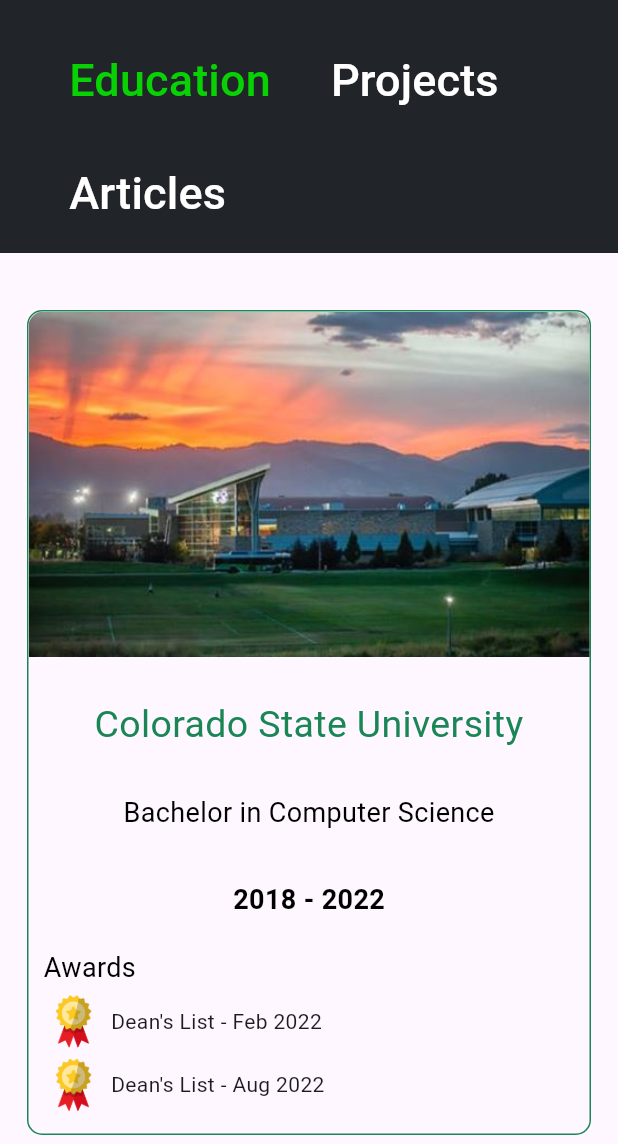
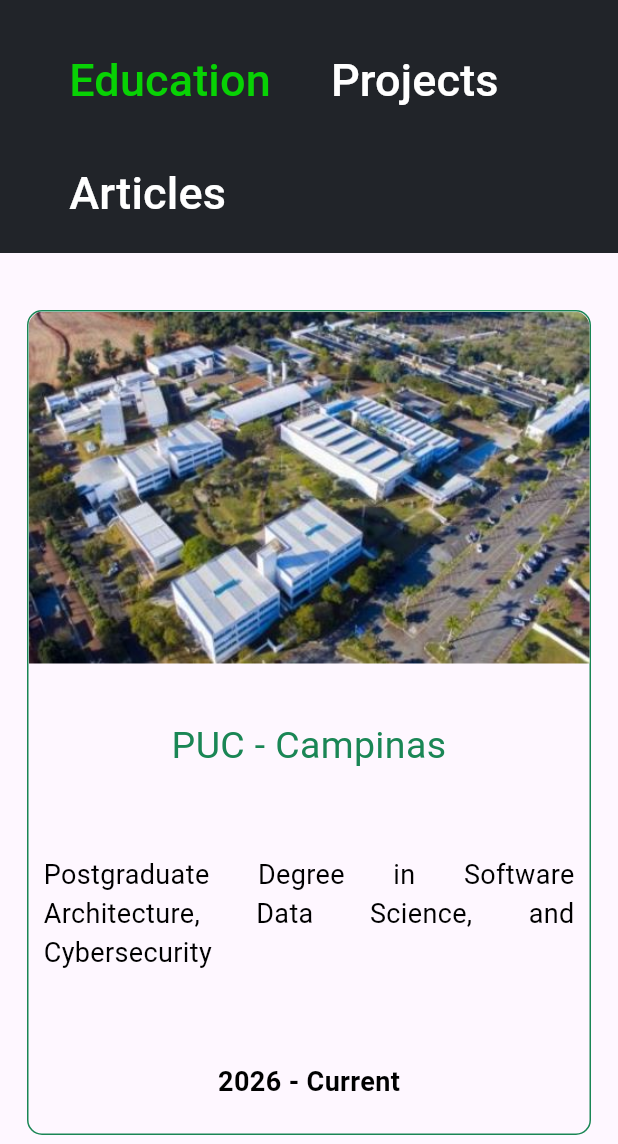
Before and after one commit to Azurba2/siteFlutter, a Flutter app: the screen it shows after launch, after a tap on "Experience", after a tap on "Education", on a phone screen of 412 x 824 dp, the part 92-1236 px from its top. Run offline on Flutter 3.47's test engine with Material 3 defaults, Android fonts, the phone set to English and light mode, and no system bars; our stand-ins replace flutter_svg, timeline_tile.

Commit message:
adiciona pos arquitetura software

```diff
--- a/joaoSiteFlutter/lib/Education/education.dart
+++ b/joaoSiteFlutter/lib/Education/education.dart
@@ -80,11 +80,18 @@
                     //   summary: "Master's in Microbiology",
                     // ),
                     SharedCard(
-                      height: platform == ScreenSizeEnum.browser ? 500 : 550,
+                      height: platform == ScreenSizeEnum.browser ? 550 : 550,
                       width: 400,
-                      date: platform == ScreenSizeEnum.browser
-                          ? null
-                          : "2018 - 2022",
+                      date: "2026 - Current",
+                      image: "assets/images/puc.JPG",
+                      title: "PUC - Campinas",
+                      summary:
+                          "Postgraduate Degree in Software Architecture, Data Science, and Cybersecurity",
+                    ),
+                    SharedCard(
+                      height: platform == ScreenSizeEnum.browser ? 550 : 550,
+                      width: 400,
+                      date: "2018 - 2022",
                       image: "assets/images/csuimg.JPG",
                       title: "Colorado State University",
                       summary: "Bachelor in Computer Science",
```
